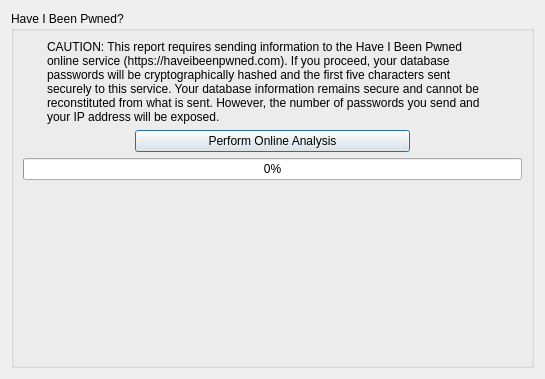
Qt form src/gui/reports/ReportsWidgetHibp.ui (keepassxreboot/keepassxc) before a commit.
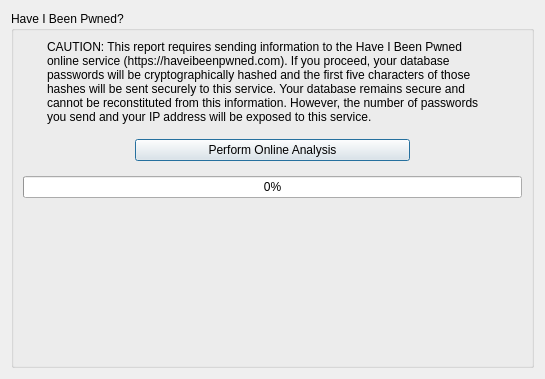
The same form after that commit.

What changed in the file:
```diff
--- a/src/gui/reports/ReportsWidgetHibp.ui
+++ b/src/gui/reports/ReportsWidgetHibp.ui
@@ -24,6 +24,9 @@
         </property>
         <widget class="QWidget" name="confirmation">
          <layout class="QVBoxLayout" name="verticalLayout_2">
+          <property name="spacing">
+           <number>15</number>
+          </property>
           <property name="leftMargin">
            <number>0</number>
           </property>
@@ -47,7 +50,7 @@
                </size>
               </property>
               <property name="text">
-               <string>CAUTION: This report requires sending information to the Have I Been Pwned online service (https://haveibeenpwned.com). If you proceed, your database passwords will be cryptographically hashed and the first five characters sent securely to this service. Your database information remains secure and cannot be reconstituted from what is sent. However, the number of passwords you send and your IP address will be exposed.</string>
+               <string>CAUTION: This report requires sending information to the Have I Been Pwned online service (https://haveibeenpwned.com). If you proceed, your database passwords will be cryptographically hashed and the first five characters of those hashes will be sent securely to this service. Your database remains secure and cannot be reconstituted from this information. However, the number of passwords you send and your IP address will be exposed to this service.</string>
               </property>
               <property name="wordWrap">
                <bool>true</bool>
```
Left out of the diff: 6 changed lines with no effect on the pictures.
